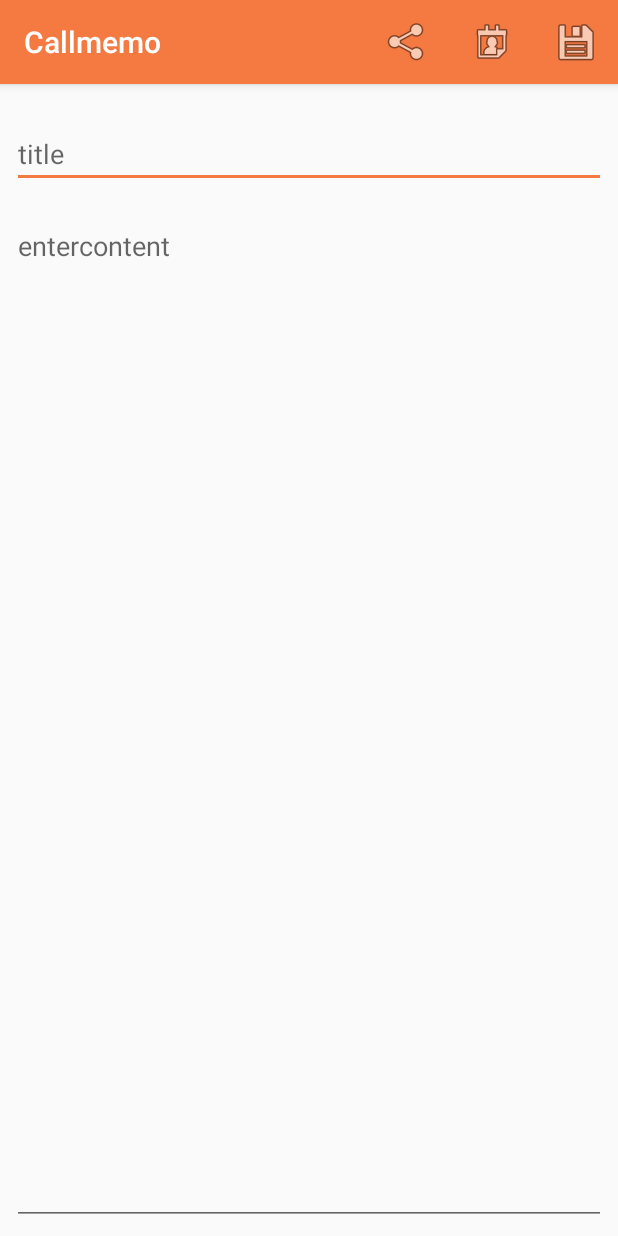
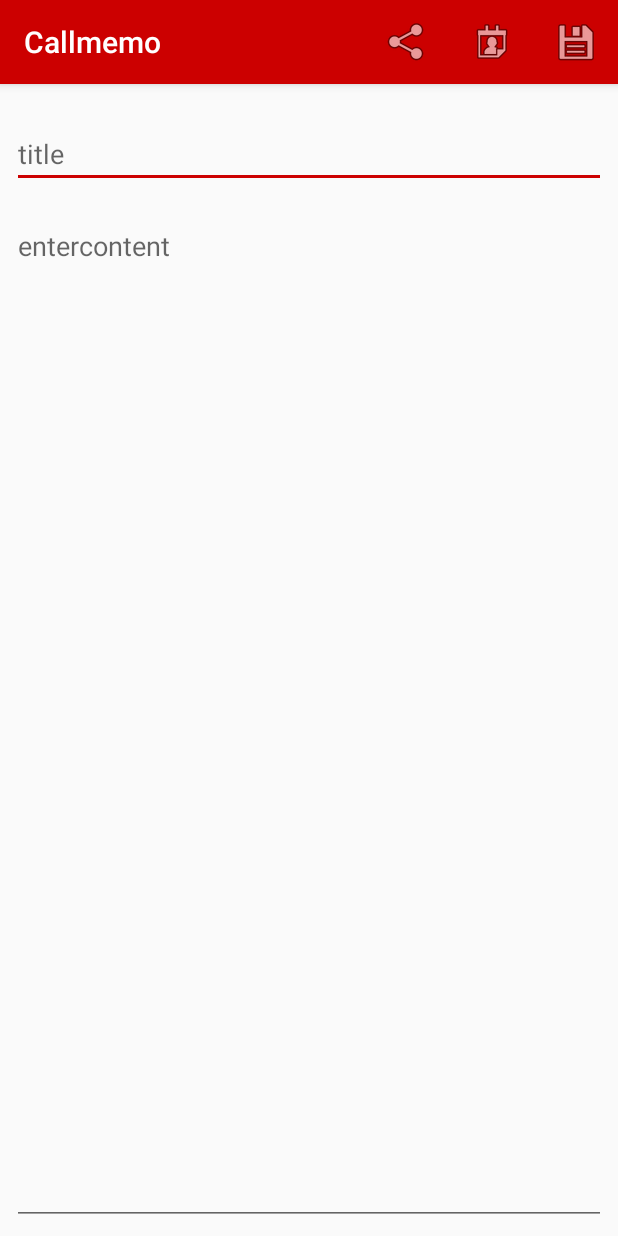
Before and after one commit to beselam/Callmemo_second_git_version, an Android app: the UserNote screen opened directly, with no data from a screen before it, on a phone screen of 412 x 824 dp. Run offline under Robolectric (Android 15) with nearby library versions, the phone set to English and light mode, and no system bars.

Commit message:
some color changes

```diff
--- a/app/src/main/res/values/colors.xml
+++ b/app/src/main/res/values/colors.xml
@@ -1,6 +1,6 @@
 <?xml version="1.0" encoding="utf-8"?>
 <resources>
-    <color name="colorPrimary">#f47a42</color>
-    <color name="colorPrimaryDark">#893006</color>
-    <color name="colorAccent">#f47a42</color>
+    <color name="colorPrimary"> #cc0000</color>
+    <color name="colorPrimaryDark"> #800000</color>
+    <color name="colorAccent">#cc0000</color>
 </resources>
```
Also changed, not shown: app/src/main/res/mipmap-hdpi/ic_launcher.png, app/src/main/res/mipmap-hdpi/ic_launcher_round.png, app/src/main/res/mipmap-mdpi/ic_launcher.png, app/src/main/res/mipmap-mdpi/ic_launcher_round.png, app/src/main/res/mipmap-xhdpi/ic_launcher.png, app/src/main/res/mipmap-xhdpi/ic_launcher_round.png, app/src/main/res/mipmap-xxhdpi/ic_launcher.png, app/src/main/res/mipmap-xxhdpi/ic_launcher_round.png, app/src/main/res/mipmap-xxxhdpi/ic_launcher.png, app/src/main/res/mipmap-xxxhdpi/ic_launcher_round.png.
